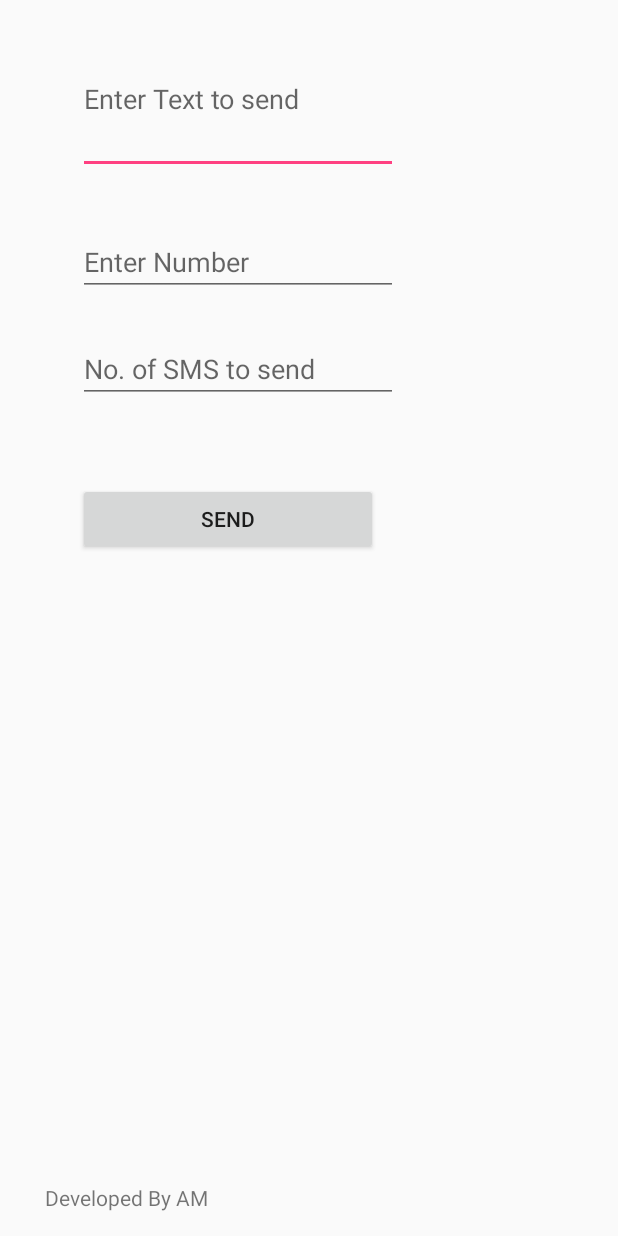
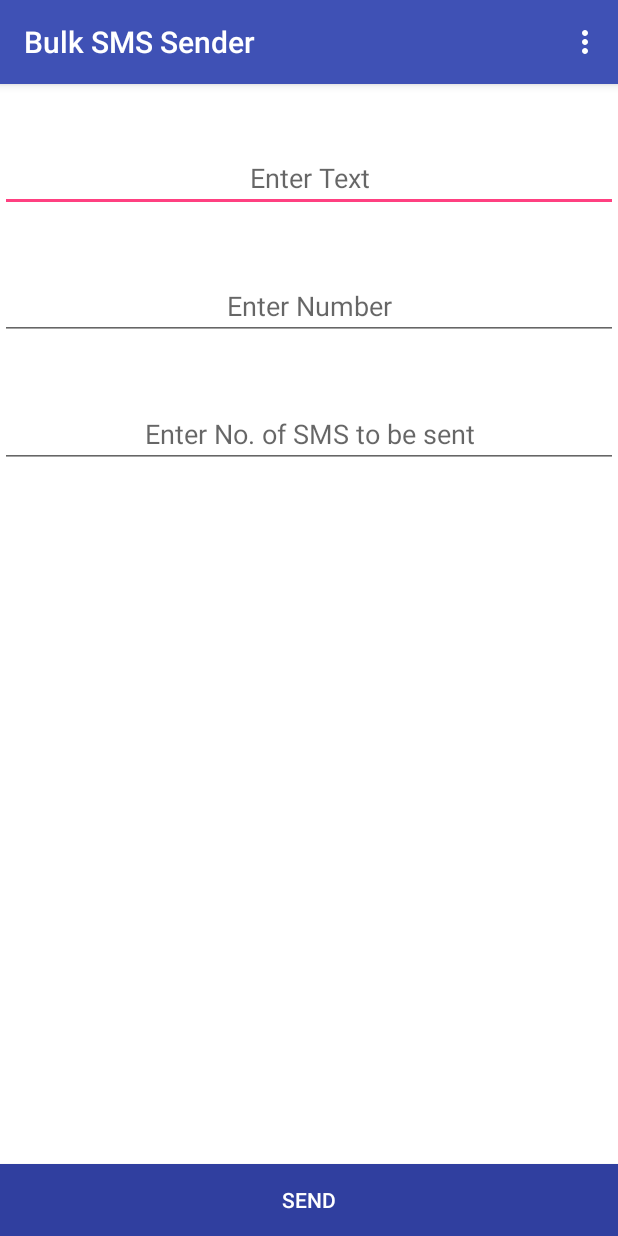
Before and after one commit to syedasadmurtaza/BulkSMSSender, an Android app: the screen it shows after launch (SMSActivity), on a phone screen of 412 x 824 dp. Run offline under Robolectric (Android 15) with nearby library versions, the phone set to English and light mode, and no system bars.

Commit message:
Splash Screen added.

```diff
--- a/app/src/main/AndroidManifest.xml
+++ b/app/src/main/AndroidManifest.xml
@@ -10,15 +10,16 @@
         android:supportsRtl="true"
         android:theme="@style/AppTheme">
         <activity
-            android:name=".SMSActivity"
+            android:name=".SplashActivity"
             android:label="@string/app_name"
-            android:theme="@style/AppTheme.NoActionBar">
+            android:theme="@style/Base.Theme.AppCompat.Light.DarkActionBar">
             <intent-filter>
                 <action android:name="android.intent.action.MAIN" />
 
                 <category android:name="android.intent.category.LAUNCHER" />
             </intent-filter>
         </activity>
+        <activity android:name=".SMSActivity" />
     </application>
 
 </manifest>
--- a/app/src/main/java/com/amstudios/bulksmssender/SMSActivity.java
+++ b/app/src/main/java/com/amstudios/bulksmssender/SMSActivity.java
@@ -25,9 +25,9 @@ public class SMSActivity extends AppCompatActivity {
         super.onCreate(savedInstanceState);
         setContentView(R.layout.activity_sms);
 
-        etText = (EditText) findViewById(R.id.etext);
-        etNumber = (EditText) findViewById(R.id.enumber);
-        etNumberSMS = (EditText) findViewById(R.id.smsno);
+        etText = (EditText) findViewById(R.id.etText);
+        etNumber = (EditText) findViewById(R.id.etNumber);
+        etNumberSMS = (EditText) findViewById(R.id.etSmsNumber);
 
         btnSend = (Button) findViewById(R.id.btnSend);
         btnSend.setOnClickListener(new View.OnClickListener() {
--- /dev/null
+++ b/app/src/main/java/com/amstudios/bulksmssender/SplashActivity.java
@@ -0,0 +1,38 @@
+package com.amstudios.bulksmssender;
+
+import android.app.Activity;
+import android.content.Intent;
+import android.os.Bundle;
+import android.os.Handler;
+import android.view.animation.Animation;
+import android.view.animation.RotateAnimation;
+import android.widget.ImageView;
+
+/**
+ * Created by Asad-PC on 1/27/2016.
+ */
+public class SplashActivity extends Activity {
+
+    private final int SPLASH_DISPLAY_LENGTH = 4000;
+
+
+    @Override
+    protected void onCreate(Bundle savedInstanceState) {
+        super.onCreate(savedInstanceState);
+        setContentView(R.layout.activity_splash);
+
+        ImageView rotate_image =(ImageView) findViewById(R.id.splashscreen);
+        RotateAnimation rotate = new RotateAnimation(30, 360, Animation.RELATIVE_TO_PARENT, 0.5f,  Animation.RELATIVE_TO_PARENT, 0.5f);
+        rotate.setDuration(2500);
+        rotate_image.startAnimation(rotate);
+
+        new Handler().postDelayed(new Runnable() {
+            @Override
+            public void run() {
+                Intent mainIntent = new Intent(SplashActivity.this, SMSActivity.class);
+                startActivity(mainIntent);
+                finish();
+            }
+        }, SPLASH_DISPLAY_LENGTH);
+    }
+}
--- a/app/src/main/res/layout/activity_sms.xml
+++ b/app/src/main/res/layout/activity_sms.xml
@@ -1,67 +1,51 @@
 <?xml version="1.0" encoding="utf-8"?>
-<RelativeLayout xmlns:android="http://schemas.android.com/apk/res/android"
-    xmlns:tools="http://schemas.android.com/tools"
+<LinearLayout
+    xmlns:android="http://schemas.android.com/apk/res/android"
+    android:layout_height="match_parent"
     android:layout_width="match_parent"
-    android:layout_height="match_parent"
-    android:paddingBottom="@dimen/activity_vertical_margin"
-    android:paddingLeft="@dimen/activity_horizontal_margin"
-    android:paddingRight="@dimen/activity_horizontal_margin"
-    android:paddingTop="@dimen/activity_vertical_margin"
-    tools:context=".SmsActivity" >
-
+    android:orientation="vertical"
+    android:background="@color/colorWhite"
+    >
 
     <EditText
-        android:id="@+id/enumber"
-        android:layout_width="wrap_content"
+        android:layout_width="match_parent"
         android:layout_height="wrap_content"
-        android:layout_alignLeft="@+id/etext"
-        android:layout_below="@+id/etext"
-        android:layout_marginTop="36dp"
-        android:ems="10"
-        android:hint="Enter Number" >
-
-
-    </EditText>
+        android:id="@+id/etText"
+        android:layout_marginTop="40dp"
+        android:inputType="text|textMultiLine"
+        android:hint="Enter Text"
+        android:gravity="center"
+        android:maxLines="6"/>
 
     <EditText
-        android:id="@+id/smsno"
-        android:layout_width="wrap_content"
+        android:layout_width="match_parent"
         android:layout_height="wrap_content"
-        android:layout_alignLeft="@+id/enumber"
-        android:layout_below="@+id/enumber"
-        android:layout_marginTop="26dp"
-        android:ems="10"
-        android:hint="No. of SMS to send" />
-
-    <Button
-        android:id="@+id/btnSend"
-        android:layout_width="200dp"
-        android:layout_height="wrap_content"
-        android:layout_alignLeft="@+id/smsno"
-        android:layout_below="@+id/smsno"
-        android:layout_marginTop="53dp"
-        android:text="Send" />
+        android:id="@+id/etNumber"
+        android:layout_marginTop="40dp"
+        android:inputType="number"
+        android:hint="Enter Number"
+        android:gravity="center"/>
 
     <EditText
-        android:id="@+id/etext"
-        android:layout_width="wrap_content"
-        android:layout_height="100dp"
-        android:layout_alignParentLeft="true"
-        android:layout_alignParentTop="true"
-        android:layout_marginLeft="36dp"
-        android:ems="10"
-        android:hint="Enter Text to send">
-        <requestFocus />
-        </EditText>
-
-
-    <TextView
-        android:id="@+id/textView1"
-        android:layout_width="wrap_content"
+        android:layout_width="match_parent"
         android:layout_height="wrap_content"
+        android:id="@+id/etSmsNumber"
+        android:layout_marginTop="40dp"
+        android:inputType="number"
+        android:hint="Enter No. of SMS to be sent"
+        android:gravity="center"/>
+<RelativeLayout
+    android:layout_width="match_parent"
+    android:layout_height="match_parent">
+    <Button
+        android:layout_width="match_parent"
+        android:layout_height="wrap_content"
+        android:text="Send"
+        android:id="@+id/btnSend"
+        android:background="@color/colorPrimaryDark"
+        android:textColor="@color/colorWhite"
         android:layout_alignParentBottom="true"
         android:layout_alignParentLeft="true"
-        android:layout_marginLeft="14dp"
-        android:text="Developed By AM" />
-
+        android:layout_alignParentStart="true" />
 </RelativeLayout>
+</LinearLayout>
--- /dev/null
+++ b/app/src/main/res/layout/activity_splash.xml
@@ -0,0 +1,24 @@
+<?xml version="1.0" encoding="utf-8"?>
+<RelativeLayout xmlns:android="http://schemas.android.com/apk/res/android"
+    android:orientation="vertical" android:layout_width="fill_parent"
+    android:layout_height="fill_parent">
+
+    <ImageView android:id="@+id/splashscreen" android:layout_width="wrap_content"
+        android:layout_height="wrap_content"
+        android:src="@drawable/sms_large"
+        android:layout_below="@+id/textView"
+        android:layout_alignParentLeft="true"
+        android:layout_alignParentStart="true"
+        android:layout_marginTop="64dp" />
+
+    <TextView android:layout_width="wrap_content"
+        android:layout_height="wrap_content"
+        android:text="Bulk SMS Sender"
+        android:textSize="40dp"
+        android:id="@+id/textView"
+        android:layout_alignParentTop="true"
+        android:layout_centerHorizontal="true"
+        android:layout_marginTop="64dp"
+        android:capitalize="characters" />
+
+</RelativeLayout>
--- a/app/src/main/res/values/strings.xml
+++ b/app/src/main/res/values/strings.xml
@@ -1,5 +1,5 @@
 <resources>
-    <string name="app_name">BulkSMSSender</string>
+    <string name="app_name">Bulk SMS Sender</string>
     <string name="action_settings">Settings</string>
     <string name="string_text">Enter Text to Send</string>
 </resources>
--- a/app/src/main/res/values/styles.xml
+++ b/app/src/main/res/values/styles.xml
@@ -6,6 +6,10 @@
         <item name="colorPrimary">@color/colorPrimary</item>
         <item name="colorPrimaryDark">@color/colorPrimaryDark</item>
         <item name="colorAccent">@color/colorAccent</item>
+    </style>
+
+    <style name="splashScreenTheme" parent="Theme.AppCompat.Light.DarkActionBar">
+        <item name="android:windowBackground">@drawable/sms_icon</item>
     </style>
 
     <style name="AppTheme.NoActionBar">
```
Also changed, not shown: app/src/main/res/drawable/sms_large.png (added).
